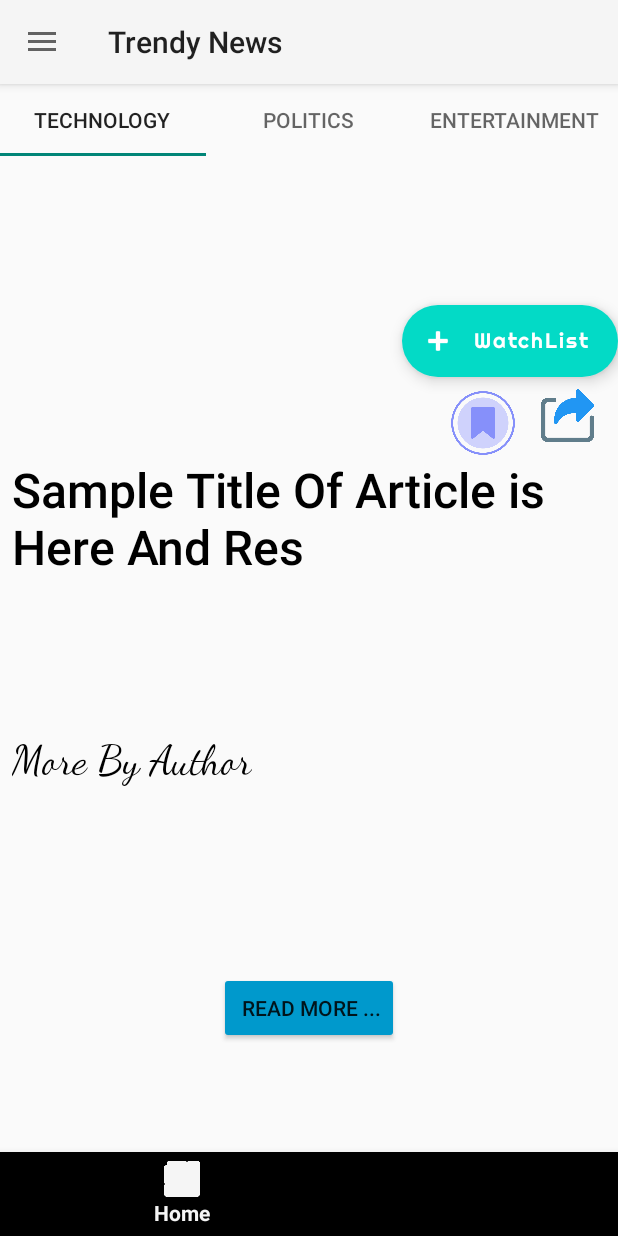
After one commit to OmkarSsawant/Trendy-News, an Android app: the ArticleDetailFragment screen opened through its navigation route, on a phone screen of 412 x 824 dp. The commit adds this screen. Run offline under Robolectric (Android 15) with nearby library versions, the phone set to English and light mode, and no system bars; our stand-ins replace data binding, navigation-ui, paging; pictures from the network do not load; Roboto replaces fonts that are not available here.

Commit message:
Created Article Detail Screen and Remote Mediator

```diff
--- a/app/build.gradle
+++ b/app/build.gradle
@@ -2,6 +2,7 @@ plugins {
     id 'com.android.application'
     id 'kotlin-android'
     id 'kotlin-kapt'
+    id 'androidx.navigation.safeargs'
 }
 
 android {
@@ -55,7 +56,7 @@ dependencies {
     implementation 'androidx.lifecycle:lifecycle-livedata-ktx:2.3.1'
     implementation 'androidx.lifecycle:lifecycle-viewmodel-ktx:2.3.1'
 
-    def nav_version = "2.3.5"
+
     implementation("androidx.navigation:navigation-fragment-ktx:$nav_version")
     implementation("androidx.navigation:navigation-ui-ktx:$nav_version")
 
--- a/app/src/main/java/com/visionDev/trendynews/api/trendynews/ArticleImage.kt
+++ /dev/null
@@ -1,6 +0,0 @@
-package com.visionDev.trendynews.api.trendynews
-
-class ArticleImage(
-    val articleLink:String,
-    val articleImage:String
-)
--- a/app/src/main/java/com/visionDev/trendynews/api/trendynews/TrendyNewsService.kt
+++ b/app/src/main/java/com/visionDev/trendynews/api/trendynews/TrendyNewsService.kt
@@ -1,9 +1,6 @@
 package com.visionDev.trendynews.api.trendynews
 
-import retrofit2.http.POST
 
 interface TrendyNewsService {
 
-    @POST("bot/get-page-images")
-    fun getImages(@retrofit2.http.Body page_links:List<String>):ArticleImagesResponse
 }
--- a/app/src/main/java/com/visionDev/trendynews/common/ArticleUIState.kt
+++ b/app/src/main/java/com/visionDev/trendynews/common/ArticleUIState.kt
@@ -2,6 +2,7 @@ package com.visionDev.trendynews.common
 
 import com.google.gson.annotations.SerializedName
 import retrofit2.http.Field
+
 
 
 interface ArticleUIState {
--- /dev/null
+++ b/app/src/main/java/com/visionDev/trendynews/ui/home/ArticleDetailFragment.kt
@@ -0,0 +1,30 @@
+package com.visionDev.trendynews.ui.home
+
+import android.os.Bundle
+import android.view.LayoutInflater
+import android.view.View
+import android.view.ViewGroup
+import androidx.fragment.app.Fragment
+import androidx.navigation.fragment.navArgs
+import com.visionDev.trendynews.databinding.FragmentDetailArticleBinding
+
+class ArticleDetailFragment : Fragment() {
+
+    private lateinit var vb:FragmentDetailArticleBinding
+    private val args:ArticleDetailFragmentArgs by navArgs()
+
+    override fun onCreateView(
+        inflater: LayoutInflater,
+        container: ViewGroup?,
+        savedInstanceState: Bundle?
+    ): View {
+        vb = FragmentDetailArticleBinding.inflate(inflater,container,false)
+        return vb.root
+    }
+
+    override fun onViewCreated(view: View, savedInstanceState: Bundle?) {
+        super.onViewCreated(view, savedInstanceState)
+        val article = TODO("Get Article with :${args.articleId}")
+        vb.article = article
+    }
+}
--- a/app/src/main/java/com/visionDev/trendynews/ui/home/HomeFragment.kt
+++ b/app/src/main/java/com/visionDev/trendynews/ui/home/HomeFragment.kt
@@ -8,6 +8,7 @@ import android.view.ViewGroup
 import androidx.fragment.app.Fragment
 import androidx.lifecycle.lifecycleScope
 import androidx.recyclerview.widget.LinearLayoutManager
+import com.google.android.material.snackbar.Snackbar
 import com.visionDev.trendynews.api.news.MediaStackApi
 import com.visionDev.trendynews.api.news.model.NewsRequestInfo
 import com.visionDev.trendynews.databinding.FragmentHomeBinding
@@ -51,6 +52,7 @@ class HomeFragment : Fragment() {
 
         lifecycleScope.launch {
 
+            var req = 0
             newsViewModel.newsArticles(
                 NewsRequestInfo(
                     null,
@@ -63,7 +65,13 @@ class HomeFragment : Fragment() {
             )
                 .collectLatest {
                     Log.i(TAG, "onViewCreated: $it")
+                    req++
+                    //OnClick Of LoadMore Submit Data
                     newsListAdapter.submitData(it)
+                    requireActivity().runOnUiThread {
+                        Snackbar.make(requireView(), "Made Request $req", Snackbar.LENGTH_SHORT)
+
+                    }
                 }
         }
 
--- a/app/src/main/java/com/visionDev/trendynews/ui/home/main/NewsApiPagingSource.kt
+++ b/app/src/main/java/com/visionDev/trendynews/ui/home/main/NewsApiPagingSource.kt
@@ -6,7 +6,6 @@ import androidx.paging.PagingState
 import com.visionDev.trendynews.api.news.MediaStackApi
 import com.visionDev.trendynews.api.news.model.NewsRequestInfo
 import com.visionDev.trendynews.common.ArticleUIState
-import com.visionDev.trendynews.utils.MEDIA_STACK_API_START_OFFSET
 import com.visionDev.trendynews.utils.MEDIA_STACK_PER_REQ
 
 class NewsApiPagingSource(
@@ -17,7 +16,7 @@ class NewsApiPagingSource(
         var offset:Int=0
 
     override suspend fun load(params: LoadParams<Int>): LoadResult<Int, ArticleUIState> {
-        val mOffset = params.key ?: MEDIA_STACK_API_START_OFFSET
+
 
        return try {
 
@@ -34,6 +33,7 @@ class NewsApiPagingSource(
                )
            }
            offset += MEDIA_STACK_PER_REQ
+
            Log.i(TAG, "load: ${res.data}")
            LoadResult.Page(
                data = res.data,
--- a/app/src/main/java/com/visionDev/trendynews/ui/home/main/NewsViewModel.kt
+++ b/app/src/main/java/com/visionDev/trendynews/ui/home/main/NewsViewModel.kt
@@ -7,19 +7,22 @@ import androidx.paging.PagingConfig
 import androidx.paging.PagingData
 import com.visionDev.trendynews.api.news.model.NewsRequestInfo
 import com.visionDev.trendynews.common.ArticleUIState
+import com.visionDev.trendynews.utils.MEDIA_STACK_PER_REQ
 import kotlinx.coroutines.flow.Flow
 
 
 /***
  * i  : Observe todays_articles table and feed in recyclerView
  * ii : manage user request when user reach end of page
- * */
+ * Get Selected Categories in shared prefs
+* Initial Req http://api.mediastack.com/v1/news?date=2021-10-18&languages=en&sort=popularity&access_key=e7abe78a0ca62726103695c1c0e992fe
+* */
 class NewsViewModel
     constructor(application: Application,newsRepository: NewsRepository) : AndroidViewModel(application) {
 
     val newsArticles: (NewsRequestInfo) -> Flow<PagingData<ArticleUIState>> = { req ->
         Pager(
-            config = PagingConfig(90, enablePlaceholders = false,prefetchDistance = 3),
+            config = PagingConfig(MEDIA_STACK_PER_REQ, enablePlaceholders = false,prefetchDistance = 3),
             pagingSourceFactory = { newsRepository.getNewsApiPagingSource(req) },
             initialKey = 1
         ).flow
--- a/app/src/main/java/com/visionDev/trendynews/utils/constants.kt
+++ b/app/src/main/java/com/visionDev/trendynews/utils/constants.kt
@@ -1,5 +1,5 @@
 package com.visionDev.trendynews.utils
 
-const val MEDIA_STACK_API_START_OFFSET = 0
-const val MEDIA_STACK_PER_REQ=25
+const val MEDIA_STACK_API_START = 100
+const val MEDIA_STACK_PER_REQ=75
 const val MEDIA_STACK_API_ENDPOINT = "http://api.mediastack.com/v1/"
--- /dev/null
+++ b/app/src/main/res/layout/fragment_detail_article.xml
@@ -0,0 +1,147 @@
+<?xml version="1.0" encoding="utf-8"?>
+<layout xmlns:android="http://schemas.android.com/apk/res/android"
+    xmlns:app="http://schemas.android.com/apk/res-auto"
+    xmlns:tools="http://schemas.android.com/tools">
+    <data>
+        <variable
+            name="article"
+            type="com.visionDev.trendynews.common.ArticleUIState" />
+    </data>
+    <ScrollView
+        android:id="@+id/article_content"
+        android:layout_width="match_parent"
+        android:layout_height="match_parent"
+        >
+
+        <androidx.constraintlayout.widget.ConstraintLayout
+            android:layout_width="match_parent"
+            android:layout_height="wrap_content">
+
+
+            <ImageView
+                android:id="@+id/article_img"
+                img_url="@{article.imageUrl}"
+                android:layout_width="0dp"
+                android:layout_height="217dp"
+                android:transitionName="article image transition"
+                app:layout_constraintEnd_toEndOf="parent"
+                app:layout_constraintStart_toStartOf="parent"
+                app:layout_constraintTop_toTopOf="parent"
+                tools:srcCompat="@tools:sample/backgrounds/scenic" />
+
+
+            <com.google.android.material.floatingactionbutton.ExtendedFloatingActionButton
+                android:id="@+id/add_to_watch_list"
+                android:layout_width="wrap_content"
+                android:layout_height="wrap_content"
+                android:layout_marginBottom="8dp"
+                android:fontFamily="@font/righteous"
+                android:text="WatchList"
+                android:textAllCaps="false"
+                android:textColor="@color/white"
+                app:icon="@android:drawable/ic_input_add"
+                app:iconTint="@color/white"
+                app:layout_constraintBottom_toTopOf="@+id/share_article"
+                app:layout_constraintEnd_toEndOf="parent" />
+
+            <TextView
+                android:id="@+id/title"
+                android:layout_width="match_parent"
+                android:layout_height="wrap_content"
+                android:layout_marginStart="8dp"
+                android:layout_marginEnd="8dp"
+                android:fontFamily="sans-serif-medium"
+                android:text="Sample Title Of Article is Here And Res"
+                android:textColor="@color/black"
+                android:textSize="32sp"
+                android:transitionName="article title transition"
+                app:layout_constraintEnd_toEndOf="parent"
+                app:layout_constraintStart_toStartOf="parent"
+                app:layout_constraintTop_toBottomOf="@+id/save_article" />
+
+            <ImageButton
+                android:id="@+id/save_article"
+                android:layout_width="45dp"
+                android:layout_height="45dp"
+                android:layout_marginTop="42dp"
+                android:layout_marginEnd="16dp"
+                android:background="@android:color/transparent"
+                android:scaleType="fitXY"
+                app:layout_constraintEnd_toStartOf="@+id/share_article"
+                app:layout_constraintTop_toBottomOf="@+id/article_img"
+                app:srcCompat="@drawable/bookmark" />
+
+            <ImageButton
+                android:id="@+id/share_article"
+                android:layout_width="35dp"
+                android:layout_height="35dp"
+                android:layout_marginTop="42dp"
+                android:layout_marginEnd="16dp"
+                android:background="@android:color/transparent"
+                android:scaleType="fitXY"
+                app:layout_constraintEnd_toEndOf="parent"
+                app:layout_constraintTop_toBottomOf="@+id/article_img"
+                app:srcCompat="@drawable/share" />
+
+
+            <TextView
+                android:id="@+id/desc"
+                android:layout_width="wrap_content"
+                android:layout_height="wrap_content"
+                android:layout_marginStart="8dp"
+                android:layout_marginTop="24dp"
+                android:padding="24dp"
+                android:text="@{article.content, default=`No Desc Provided For this Article `}"
+                android:textSize="24sp"
+                app:layout_constraintStart_toStartOf="parent"
+                app:layout_constraintTop_toBottomOf="@+id/title" />
+            <!-- Current API doesn't provide video url -->
+            <!--    <VideoView-->
+            <!--        android:id="@+id/article_video"-->
+            <!--        android:layout_width="0dp"-->
+            <!--        android:layout_margin="12dp"-->
+            <!--        android:elevation="24dp"-->
+            <!--        android:layout_height="217dp"-->
+            <!--        app:layout_constraintEnd_toEndOf="parent"-->
+            <!--        app:layout_constraintStart_toStartOf="parent"-->
+            <!--        app:layout_constraintTop_toBottomOf="@id/desc_content" />-->
+            <!--    ad -->
+            <TextView
+                android:id="@+id/author_label"
+                android:layout_width="wrap_content"
+                android:layout_height="wrap_content"
+                android:layout_marginStart="8dp"
+                android:fontFamily="cursive"
+                android:text="More By Author"
+                android:textColor="@color/black"
+                android:textSize="27sp"
+                app:layout_constraintStart_toStartOf="parent"
+                app:layout_constraintTop_toBottomOf="@id/desc" />
+
+            <androidx.recyclerview.widget.RecyclerView
+                android:id="@+id/more_by_author_list"
+                android:layout_width="0dp"
+                android:layout_height="100dp"
+                android:layout_marginStart="16dp"
+                android:layout_marginTop="8dp"
+                android:orientation="horizontal"
+                app:layout_constraintEnd_toEndOf="parent"
+                app:layout_constraintStart_toStartOf="parent"
+                app:layout_constraintTop_toBottomOf="@+id/author_label" />
+
+            <Button
+                android:layout_width="wrap_content"
+                android:layout_height="wrap_content"
+                android:layout_marginTop="16dp"
+                android:backgroundTint="@android:color/holo_blue_dark"
+                android:text=" Read More ..."
+                web_url="@{article.link}"
+                app:layout_constraintEnd_toEndOf="parent"
+                app:layout_constraintStart_toStartOf="parent"
+                app:layout_constraintTop_toBottomOf="@+id/more_by_author_list" />
+
+
+        </androidx.constraintlayout.widget.ConstraintLayout>
+    </ScrollView>
+
+</layout>
--- a/app/src/main/res/navigation/main_navigation.xml
+++ b/app/src/main/res/navigation/main_navigation.xml
@@ -9,5 +9,19 @@
         android:id="@+id/homeFragment"
         tools:layout="@layout/fragment_home"
         android:name="com.visionDev.trendynews.ui.home.HomeFragment"
-        android:label="HomeFragment" />
+        android:label="HomeFragment" >
+        <action
+            android:id="@+id/action_homeFragment_to_articleDetailFragment"
+            app:destination="@id/articleDetailFragment" />
+    </fragment>
+    <fragment
+        android:id="@+id/articleDetailFragment"
+        tools:layout="@layout/fragment_detail_article"
+        android:name="com.visionDev.trendynews.ui.home.ArticleDetailFragment"
+        android:label="ArticleDetailFragment" >
+        <argument
+            android:name="article_id"
+            app:argType="long"
+            android:defaultValue="-1L" />
+    </fragment>
 </navigation>
--- a/app/src/main/res/values/strings.xml
+++ b/app/src/main/res/values/strings.xml
@@ -2,4 +2,5 @@
     <string name="app_name">Trendy News</string>
     <string name="drawer_open">drawer_open</string>
     <string name="drawer_close">drawer_close</string>
+    <string name="no_desc"> This News Has No Description</string>
 </resources>
--- a/build.gradle
+++ b/build.gradle
@@ -1,6 +1,9 @@
 // Top-level build file where you can add configuration options common to all sub-projects/modules.
 buildscript {
-    ext.kotlin_version = "1.5.20"
+    ext{
+        kotlin_version = "1.5.20"
+        nav_version = "2.3.5"
+    }
     repositories {
         google()
         mavenCentral()
@@ -8,6 +11,7 @@ buildscript {
     dependencies {
         classpath "com.android.tools.build:gradle:4.2.1"
         classpath "org.jetbrains.kotlin:kotlin-gradle-plugin:$kotlin_version"
+        classpath "androidx.navigation:navigation-safe-args-gradle-plugin:$nav_version"
 
         // NOTE: Do not place your application dependencies here; they belong
         // in the individual module build.gradle files
```
Also changed, not shown: app/src/main/java/com/visionDev/trendynews/api/trendynews/ArticleImagesResponse.kt (deleted, +0 -8 lines), app/src/main/java/com/visionDev/trendynews/common/view_bind_adapters.kt (+63 -6 lines), app/src/main/java/com/visionDev/trendynews/db/today_articles/ArticlesTodayDAO.kt (+8 -2 lines), app/src/main/java/com/visionDev/trendynews/db/today_articles/TodayNewsArticle.kt (+9 -2 lines), app/src/main/java/com/visionDev/trendynews/ui/home/main/NewsApiRemoteMediator.kt (+30 -23 lines).
